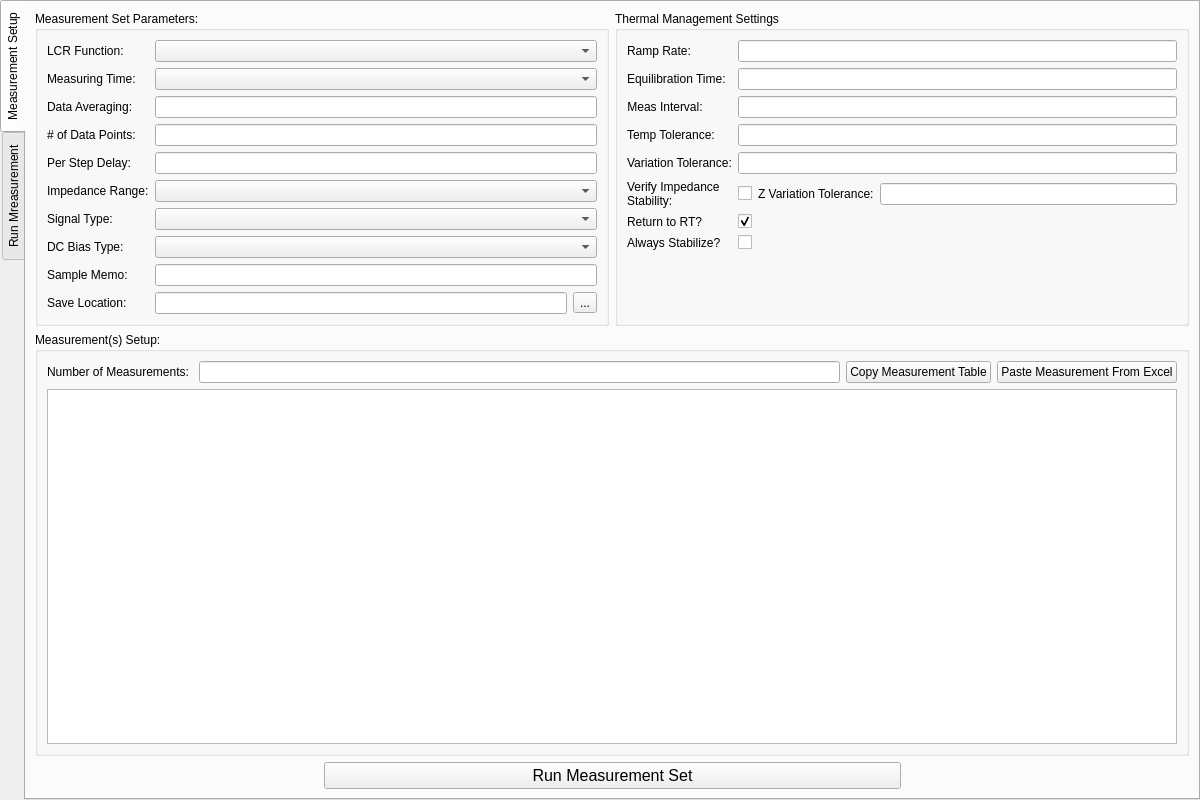
This is src/ui/cap_freq_temp_tabs.ui in ibrummel/Probe-Station-Control as Qt 5 draws it before an edit. The edited form follows.
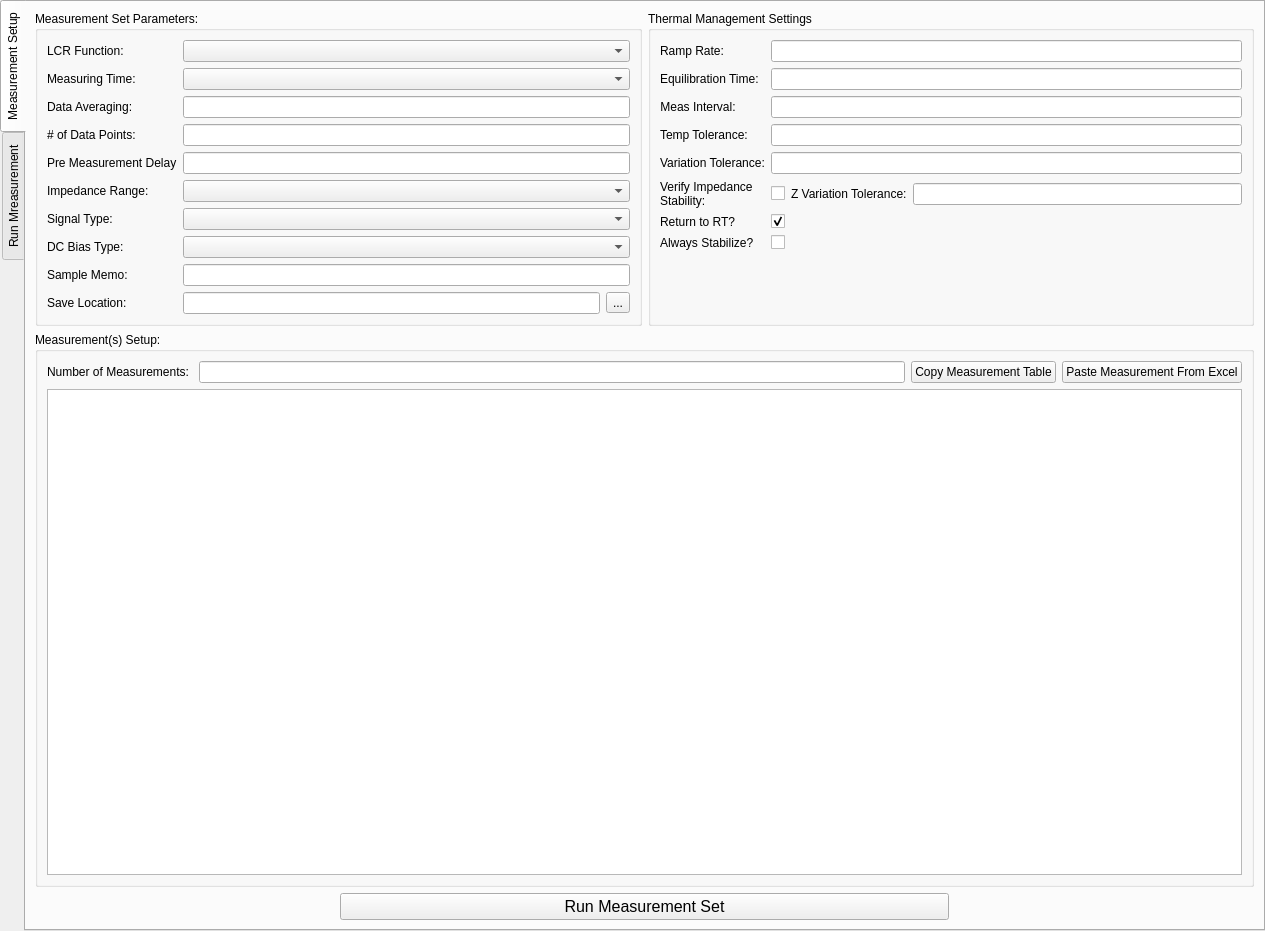
This is the edited form. Icons and pictures are not drawn. Custom widgets are drawn as their Qt base class.

Commit message: Changed per measurement delay variable names to more accurately reflect their purpose. v2

```diff
--- a/src/ui/cap_freq_temp_tabs.ui
+++ b/src/ui/cap_freq_temp_tabs.ui
@@ -6,8 +6,8 @@
    <rect>
     <x>0</x>
     <y>0</y>
-    <width>1200</width>
-    <height>800</height>
+    <width>1265</width>
+    <height>931</height>
    </rect>
   </property>
   <property name="windowTitle">
@@ -75,7 +75,7 @@
          <item row="4" column="0">
           <widget class="QLabel" name="lbl_step_delay">
            <property name="text">
-            <string>Per Step Delay:</string>
+            <string>Pre Measurement Delay</string>
            </property>
           </widget>
          </item>
```
Left out of the diff: 8 changed lines with no effect on the pictures. The commit also changes 4 other files.
